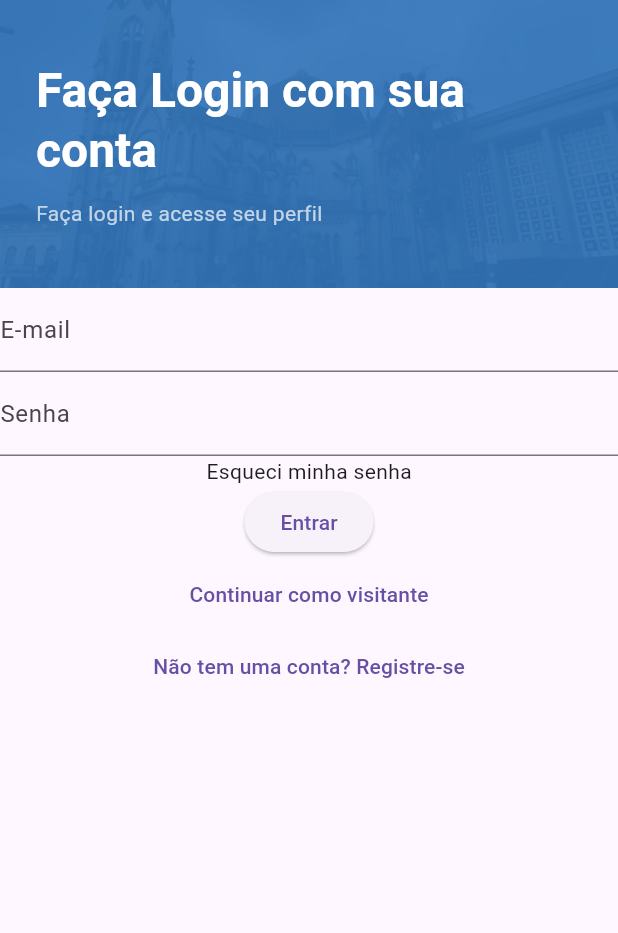
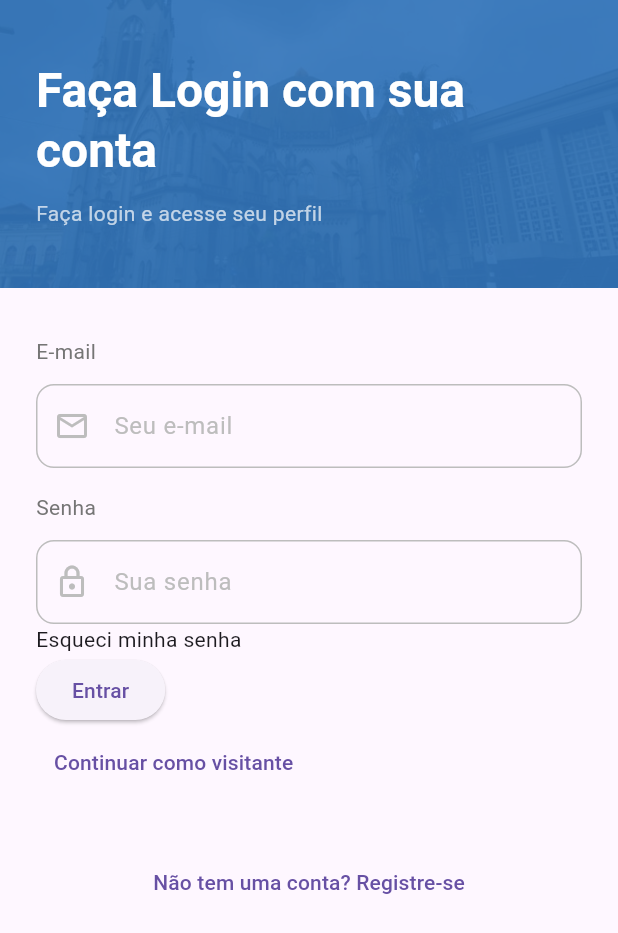
Before and after one commit to Diocese-Santos/Diocese-App, a Flutter app: the screen it shows after launch, on a phone screen of 412 x 824 dp. Shown: the top 933 px of the screen. Run offline on Flutter 3.47's test engine with Material 3 defaults, Android fonts, the phone set to English and light mode, and no system bars; our stand-ins replace gap; Roboto replaces fonts that are missing (Montserrat).

Commit message:
feat(login): create inputDecorationTheme

```diff
--- a/lib/ui/core/themes/theme.dart
+++ b/lib/ui/core/themes/theme.dart
@@ -3,6 +3,23 @@
 import 'package:flutter/material.dart';
 
 abstract final class AppTheme {
+  static InputDecorationTheme inputDecorationTheme = InputDecorationTheme(
+    border: OutlineInputBorder(
+      borderRadius: BorderRadius.circular(12),
+      borderSide: BorderSide(color: Colors.grey.shade400),
+    ),
+    focusedBorder: OutlineInputBorder(
+      borderRadius: BorderRadius.circular(12),
+      borderSide: BorderSide(color: Colors.blue),
+    ),
+    enabledBorder: OutlineInputBorder(
+      borderRadius: BorderRadius.circular(12),
+      borderSide: BorderSide(color: Colors.grey.shade400),
+    ),
+    prefixIconColor: Colors.grey.shade400,
+    labelStyle: TextStyle(color: Colors.grey.shade400),
+  );
+
   static ThemeData lightTheme = ThemeData(
     useMaterial3: true,
     brightness: Brightness.light,
@@ -11,6 +28,7 @@ abstract final class AppTheme {
       elevation: 0,
       centerTitle: true,
     ),
+    inputDecorationTheme: inputDecorationTheme,
     fontFamily: 'Montserrat',
     extensions: const [],
   );
--- a/lib/ui/pages/login_page.dart
+++ b/lib/ui/pages/login_page.dart
@@ -1,6 +1,7 @@
 import 'package:diocese_santos/presentation/presenters/login_presenter.dart';
 import 'package:diocese_santos/ui/widgets/header.dart';
 import 'package:flutter/material.dart';
+import 'package:gap/gap.dart';
 
 class LoginPage extends StatelessWidget {
   const LoginPage({super.key, required this.presenter});
@@ -21,11 +22,44 @@ class LoginPage extends StatelessWidget {
                   ),
             ),
           ),
-          Form(
+          Padding(
+            padding: const EdgeInsets.symmetric(
+              horizontal: 24,
+              vertical: 32,
+            ),
+            child: Form(
               child: Column(
+                crossAxisAlignment: CrossAxisAlignment.start,
                 children: [
-                TextFormField(decoration: InputDecoration(labelText: 'E-mail')),
-                TextFormField(decoration: InputDecoration(labelText: 'Senha')),
+                  Text(
+                    'E-mail',
+                    style: Theme.of(context).textTheme.bodyMedium!.copyWith(
+                          color: Colors.grey.shade600,
+                        ),
+                  ),
+                  Gap(12),
+                  TextFormField(
+                    decoration: InputDecoration(
+                      labelText: 'Seu e-mail',
+                      prefixIcon: Icon(Icons.email_outlined),
+                    ),
+                    keyboardType: TextInputType.emailAddress,
+                  ),
+                  Gap(16),
+                  Text(
+                    'Senha',
+                    style: Theme.of(context).textTheme.bodyMedium!.copyWith(
+                          color: Colors.grey.shade600,
+                        ),
+                  ),
+                  Gap(12),
+                  TextFormField(
+                    decoration: InputDecoration(
+                      labelText: 'Sua senha',
+                      prefixIcon: Icon(Icons.lock_outlined),
+                    ),
+                    obscureText: true,
+                  ),
                   Text('Esqueci minha senha'),
                   ElevatedButton(onPressed: () {}, child: Text('Entrar')),
                   TextButton(
@@ -33,6 +67,7 @@ class LoginPage extends StatelessWidget {
                     child: Text('Continuar como visitante'),
                   ),
                 ],
+              ),
             ),
           ),
           TextButton(
```
Lines whose indentation alone changed are shown as unchanged.
